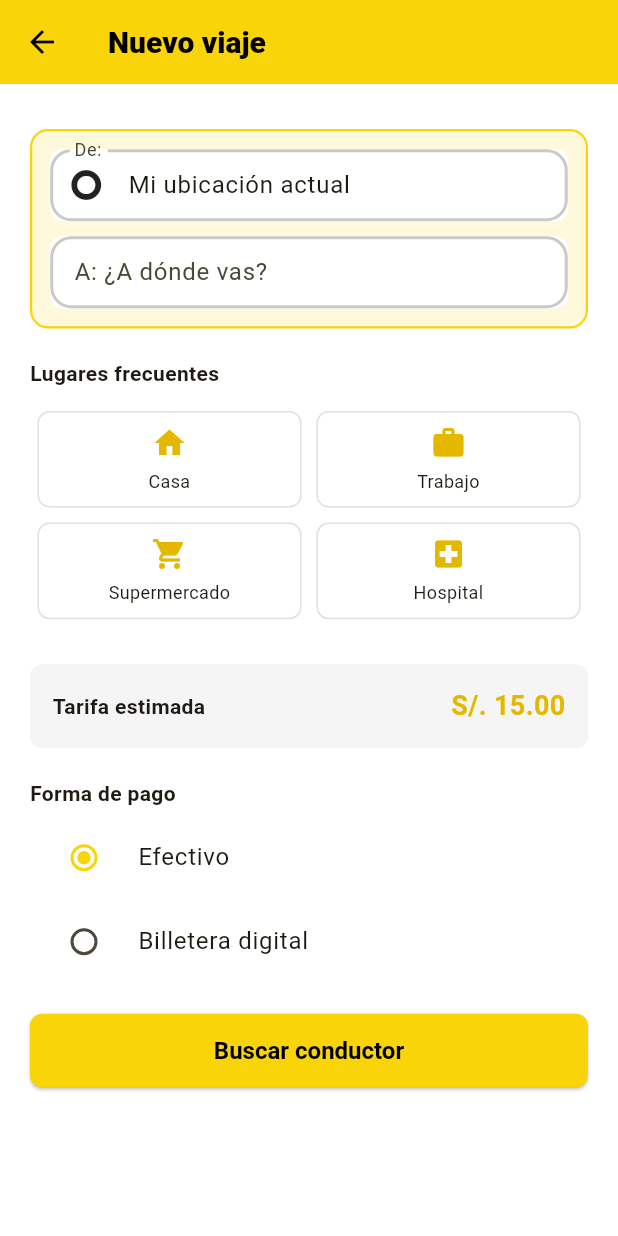
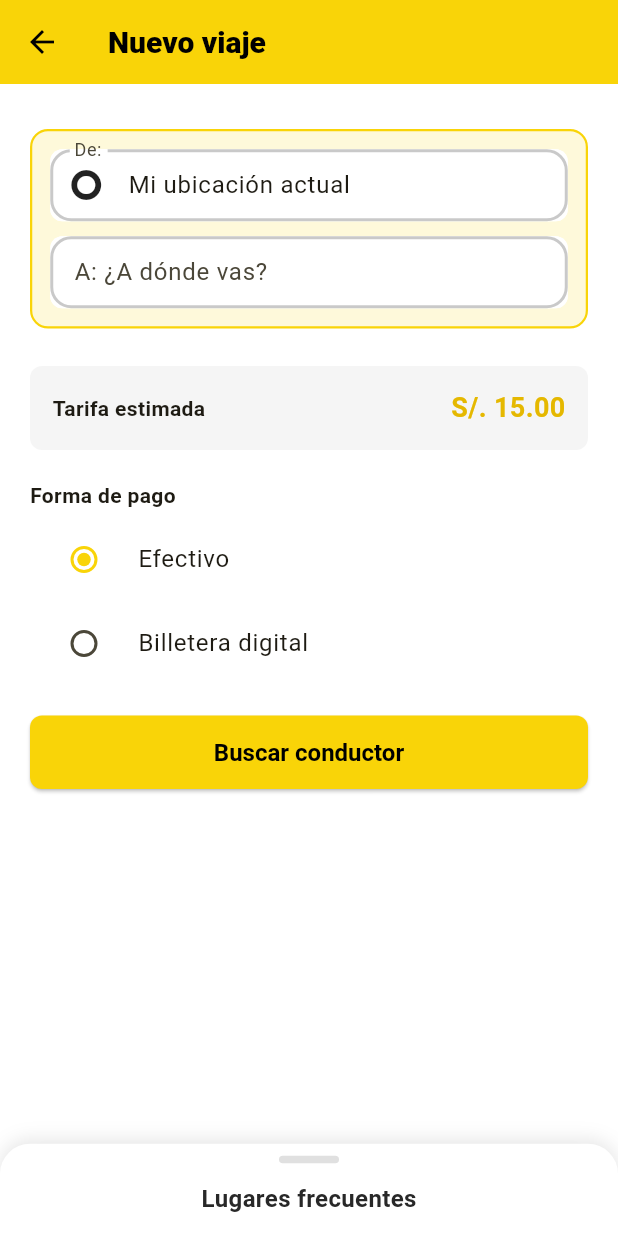
Before and after one commit to Minicodeveloper/mijanodrive, a Flutter app: the SearchTripScreen screen opened by its route, on a phone screen of 412 x 824 dp. Run offline on Flutter 3.47's test engine with Material 3 defaults, Android fonts, the phone set to English and light mode, and no system bars; drawn by our look-alikes of google_places_flutter; our stand-ins replace cached_network_image, cloud_firestore, firebase_auth, firebase_core, firebase_storage, flutter_local_notifications and 6 more; missing offline and left inert: firebase_app_check; accounts and stored records are empty.

Commit message:
Feat: restauracion del panel deslizable de lugares frecuentes (FrequentPlacesSheet)

```diff
--- a/lib/screens/passenger/search_trip_screen.dart
+++ b/lib/screens/passenger/search_trip_screen.dart
@@ -8,6 +8,7 @@ import '../../services/auth_service.dart';
 import '../../services/firestore_service.dart';
 import '../../services/location_service.dart';
 import 'package:geocoding/geocoding.dart' as geo;
+import '../../widgets/frequent_places_sheet.dart';
 
 class SearchTripScreen extends StatefulWidget {
   const SearchTripScreen({super.key});
@@ -150,9 +151,11 @@ class _SearchTripScreenState extends State<SearchTripScreen> {
         ),
         title: const Text('Nuevo viaje', style: TextStyle(color: Colors.black)),
       ),
-      body: SingleChildScrollView(
+      body: Stack(
+        children: [
+          SingleChildScrollView(
             child: Padding(
-          padding: const EdgeInsets.all(20.0),
+              padding: const EdgeInsets.only(left: 20.0, right: 20.0, top: 20.0, bottom: 120.0),
               child: Column(
                 crossAxisAlignment: CrossAxisAlignment.stretch,
             children: [
@@ -298,29 +301,6 @@ class _SearchTripScreenState extends State<SearchTripScreen> {
                 ),
               ),
 
-              const SizedBox(height: 20),
-
-              // Lugares frecuentes.
-              const Text(
-                'Lugares frecuentes',
-                style: TextStyle(fontSize: 14, fontWeight: FontWeight.bold),
-              ),
-
-              const SizedBox(height: 10),
-
-              GridView.count(
-                crossAxisCount: 2,
-                shrinkWrap: true,
-                physics: const NeverScrollableScrollPhysics(),
-                childAspectRatio: 2.5,
-                children: [
-                  _buildQuickButton('Casa', Icons.home),
-                  _buildQuickButton('Trabajo', Icons.work),
-                  _buildQuickButton('Supermercado', Icons.shopping_cart),
-                  _buildQuickButton('Hospital', Icons.local_hospital),
-                ],
-              ),
-
               const SizedBox(height: 25),
 
               // Tarifa estimada.
@@ -420,35 +400,14 @@ class _SearchTripScreenState extends State<SearchTripScreen> {
           ),
         ),
       ),
-    );
-  }
-
-  Widget _buildQuickButton(String label, IconData icon) {
-    return InkWell(
-      onTap: () async {
-        _destinationController.text = label;
-
+          FrequentPlacesSheet(
+            onPlaceSelected: (place) {
+              _destinationController.text = place;
               _destinationLat = null;
               _destinationLng = null;
             },
-      child: Container(
-        margin: const EdgeInsets.all(5),
-        decoration: BoxDecoration(
-          border: Border.all(color: Colors.grey[300]!),
-          borderRadius: BorderRadius.circular(8),
-        ),
-        child: Column(
-          mainAxisAlignment: MainAxisAlignment.center,
-          children: [
-            Icon(icon, color: const Color(0xFFE5B800)),
-            const SizedBox(height: 5),
-            Text(
-              label,
-              textAlign: TextAlign.center,
-              style: const TextStyle(fontSize: 12),
           ),
         ],
-        ),
       ),
     );
   }
--- /dev/null
+++ b/lib/widgets/frequent_places_sheet.dart
@@ -0,0 +1,110 @@
+import 'package:flutter/material.dart';
+import '../theme.dart';
+
+class FrequentPlacesSheet extends StatelessWidget {
+  final Function(String) onPlaceSelected;
+
+  const FrequentPlacesSheet({super.key, required this.onPlaceSelected});
+
+  @override
+  Widget build(BuildContext context) {
+    // Si el teclado está abierto, ocultamos el sheet para no estorbar
+    final keyboardHeight = MediaQuery.viewInsetsOf(context).bottom;
+    if (keyboardHeight > 0) {
+      return const SizedBox.shrink();
+    }
+
+    return DraggableScrollableSheet(
+      initialChildSize: 0.08,
+      minChildSize: 0.08,
+      maxChildSize: 0.4,
+      snap: true,
+      builder: (context, scrollController) {
+        return Container(
+          decoration: BoxDecoration(
+            color: Colors.white,
+            borderRadius: const BorderRadius.vertical(top: Radius.circular(20)),
+            boxShadow: [
+              BoxShadow(
+                color: Colors.black.withOpacity(0.1),
+                blurRadius: 10,
+                offset: const Offset(0, -2),
+              ),
+            ],
+          ),
+          child: CustomScrollView(
+            controller: scrollController,
+            slivers: [
+              SliverToBoxAdapter(
+                child: Column(
+                  children: [
+                    const SizedBox(height: 8),
+                    Container(
+                      width: 40,
+                      height: 5,
+                      decoration: BoxDecoration(
+                        color: Colors.grey.shade300,
+                        borderRadius: BorderRadius.circular(10),
+                      ),
+                    ),
+                    const SizedBox(height: 12),
+                    const Text(
+                      'Lugares frecuentes',
+                      style: TextStyle(
+                        fontSize: 16,
+                        fontWeight: FontWeight.bold,
+                        color: MijanoTheme.ink,
+                      ),
+                    ),
+                    const SizedBox(height: 16),
+                  ],
+                ),
+              ),
+              SliverPadding(
+                padding: const EdgeInsets.symmetric(horizontal: 16),
+                sliver: SliverGrid(
+                  gridDelegate: const SliverGridDelegateWithFixedCrossAxisCount(
+                    crossAxisCount: 2,
+                    childAspectRatio: 2.5,
+                    crossAxisSpacing: 10,
+                    mainAxisSpacing: 10,
+                  ),
+                  delegate: SliverChildListDelegate([
+                    _buildQuickButton('Casa', Icons.home),
+                    _buildQuickButton('Trabajo', Icons.work),
+                    _buildQuickButton('Supermercado', Icons.shopping_cart),
+                    _buildQuickButton('Hospital', Icons.local_hospital),
+                  ]),
+                ),
+              ),
+            ],
+          ),
+        );
+      },
+    );
+  }
+
+  Widget _buildQuickButton(String label, IconData icon) {
+    return InkWell(
+      onTap: () => onPlaceSelected(label),
+      child: Container(
+        decoration: BoxDecoration(
+          border: Border.all(color: Colors.grey.shade300),
+          borderRadius: BorderRadius.circular(14),
+        ),
+        child: Column(
+          mainAxisAlignment: MainAxisAlignment.center,
+          children: [
+            Icon(icon, color: MijanoTheme.solDeep),
+            const SizedBox(height: 4),
+            Text(
+              label,
+              textAlign: TextAlign.center,
+              style: const TextStyle(fontSize: 12, fontWeight: FontWeight.w600),
+            ),
+          ],
+        ),
+      ),
+    );
+  }
+}
```
Lines whose indentation alone changed are shown as unchanged.
